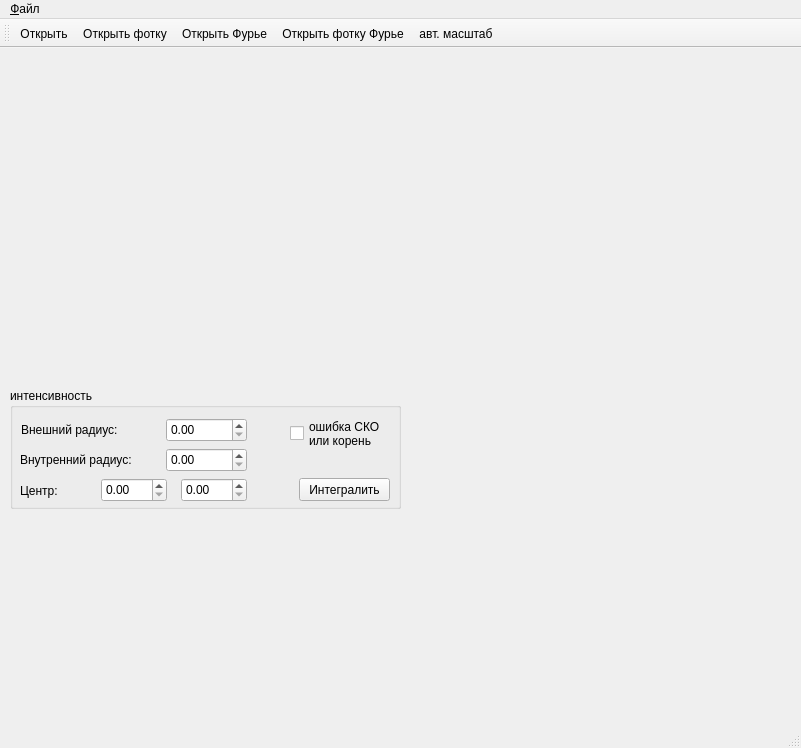
The window that mainwindow.ui (tre3k/fractal) describes before a commit, drawn with Qt 5.
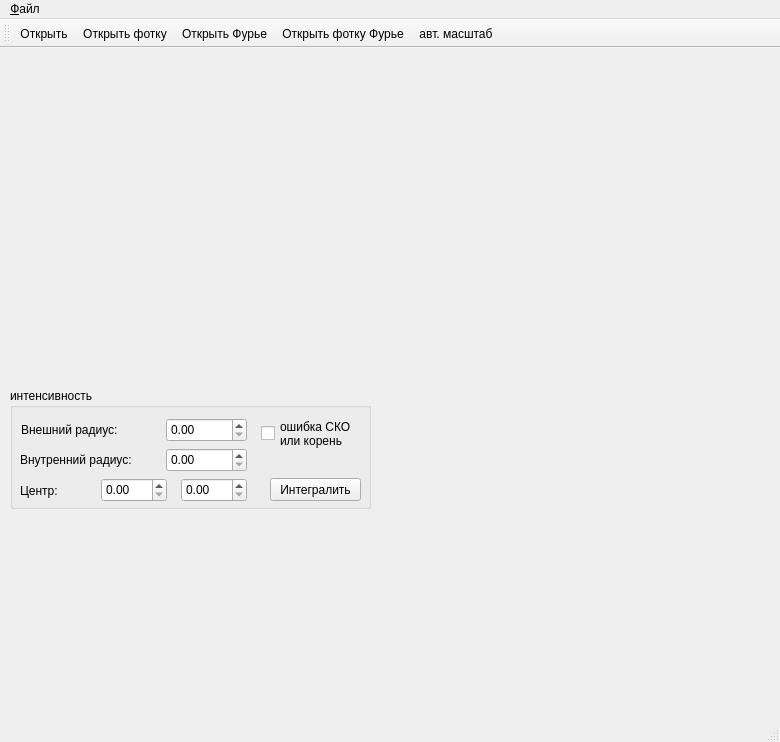
The same window after the commit.

The edit to the form file:
```diff
--- a/mainwindow.ui
+++ b/mainwindow.ui
@@ -6,8 +6,8 @@
    <rect>
     <x>0</x>
     <y>0</y>
-    <width>801</width>
-    <height>748</height>
+    <width>780</width>
+    <height>742</height>
    </rect>
   </property>
   <property name="windowTitle">
@@ -28,7 +28,7 @@
    <widget class="QWidget" name="horizontalLayoutWidget_2">
     <property name="geometry">
      <rect>
-      <x>410</x>
+      <x>390</x>
       <y>0</y>
       <width>381</width>
       <height>331</height>
@@ -39,7 +39,7 @@
    <widget class="QWidget" name="horizontalLayoutWidget_3">
     <property name="geometry">
      <rect>
-      <x>410</x>
+      <x>390</x>
       <y>330</y>
       <width>381</width>
       <height>331</height>
@@ -52,7 +52,7 @@
      <rect>
       <x>10</x>
       <y>340</y>
-      <width>391</width>
+      <width>361</width>
       <height>121</height>
      </rect>
     </property>
@@ -62,7 +62,7 @@
     <widget class="QCheckBox" name="checkBox_CKO">
      <property name="geometry">
       <rect>
-       <x>280</x>
+       <x>251</x>
        <y>30</y>
        <width>101</width>
        <height>31</height>
@@ -131,7 +131,7 @@
     <widget class="QPushButton" name="pushButtonIntegrate">
      <property name="geometry">
       <rect>
-       <x>289</x>
+       <x>260</x>
        <y>90</y>
        <width>91</width>
        <height>23</height>
@@ -190,7 +190,7 @@
     <rect>
      <x>0</x>
      <y>0</y>
-     <width>801</width>
+     <width>780</width>
      <height>20</height>
     </rect>
    </property>
```
